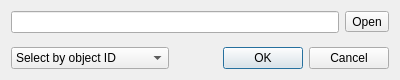
Kuszki/EW-Database, file selectordialog.ui: the form before one commit.
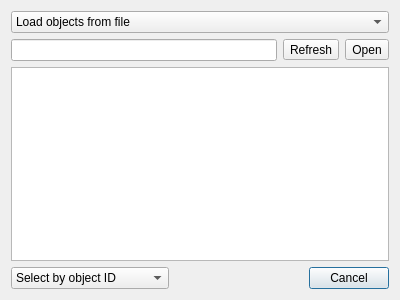
The form after the commit. Icons and pictures are not drawn.

Commit message: Reimplement list load

```diff
--- a/selectordialog.ui
+++ b/selectordialog.ui
@@ -7,7 +7,7 @@
     <x>0</x>
     <y>0</y>
     <width>400</width>
-    <height>80</height>
+    <height>300</height>
    </rect>
   </property>
   <property name="windowTitle">
@@ -18,42 +18,58 @@
     <normaloff>.</normaloff>.</iconset>
   </property>
   <layout class="QGridLayout" name="gridLayout">
-   <item row="0" column="0">
-    <layout class="QHBoxLayout" name="sourceLayout">
+   <item row="0" column="0" colspan="3">
+    <widget class="QComboBox" name="actionBox">
      <item>
-      <widget class="QLineEdit" name="sourceEdit">
-       <property name="readOnly">
-        <bool>true</bool>
-       </property>
-      </widget>
+      <property name="text">
+       <string>Load objects from file</string>
+      </property>
      </item>
      <item>
-      <widget class="QToolButton" name="openButton">
-       <property name="text">
-        <string>Open</string>
-       </property>
-       <property name="icon">
-        <iconset theme="document-open">
-         <normaloff>.</normaloff>.</iconset>
-       </property>
-      </widget>
+      <property name="text">
+       <string>Load objects from clipboard</string>
+      </property>
      </item>
-    </layout>
+     <item>
+      <property name="text">
+       <string>Load objects from list below</string>
+      </property>
+     </item>
+    </widget>
    </item>
    <item row="1" column="0">
-    <spacer name="verticalSpacer">
-     <property name="orientation">
-      <enum>Qt::Vertical</enum>
+    <widget class="QLineEdit" name="sourceEdit">
+     <property name="readOnly">
+      <bool>true</bool>
      </property>
-     <property name="sizeHint" stdset="0">
-      <size>
-       <width>20</width>
-       <height>40</height>
-      </size>
+    </widget>
+   </item>
+   <item row="1" column="1">
+    <widget class="QToolButton" name="refreshButton">
+     <property name="text">
+      <string>Refresh</string>
      </property>
-    </spacer>
+     <property name="icon">
+      <iconset theme="refresh">
+       <normaloff>.</normaloff>.</iconset>
+     </property>
+    </widget>
    </item>
-   <item row="2" column="0">
+   <item row="1" column="2">
+    <widget class="QToolButton" name="openButton">
+     <property name="text">
+      <string>Open</string>
+     </property>
+     <property name="icon">
+      <iconset theme="document-open">
+       <normaloff>.</normaloff>.</iconset>
+     </property>
+    </widget>
+   </item>
+   <item row="2" column="0" colspan="3">
+    <widget class="QPlainTextEdit" name="listEdit"/>
+   </item>
+   <item row="3" column="0" colspan="3">
     <layout class="QHBoxLayout" name="horizontalLayout">
      <item>
       <widget class="QComboBox" name="comboBox">
@@ -88,7 +104,7 @@
         <enum>Qt::Horizontal</enum>
        </property>
        <property name="standardButtons">
-        <set>QDialogButtonBox::Cancel|QDialogButtonBox::Ok</set>
+        <set>QDialogButtonBox::Cancel</set>
        </property>
       </widget>
      </item>
```
Left out of the diff: 73 changed lines with no effect on the pictures. The commit also changes 7 other files.
